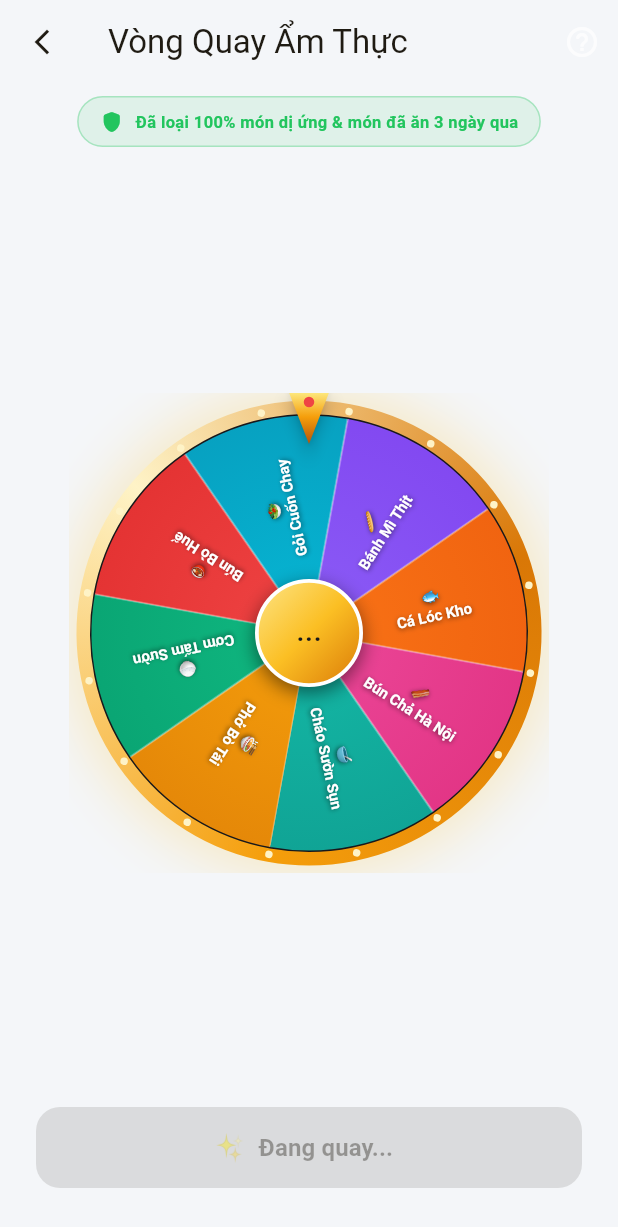
After one commit to longcacrypto-afk/taste-of-vietnam, a Flutter app: the SpinWheelScreen screen opened directly, after a tap on "QUAY", on a phone screen of 412 x 824 dp. The commit adds this screen. Shown: the top 1227 px of the screen. Run offline on Flutter 3.47's test engine with Material 3 defaults, Android fonts, the phone set to English and light mode, and no system bars; network calls fail; Roboto replaces fonts that are missing (Be Vietnam Pro); statements that could not run were skipped.

Commit message:
✨ Research & upgrade Spin Wheel UI: 3D metallic gold bezel, 8 radial segments & physics deceleration (Web + Flutter 16 screens, 6,508 LOC)

```diff
--- a/mobile-flutter/lib/main.dart
+++ b/mobile-flutter/lib/main.dart
@@ -12,6 +12,7 @@ import 'screens/mam_ai_chef_screen.dart';
 import 'screens/map_places_screen.dart';
 import 'screens/meal_plan_screen.dart';
 import 'screens/group_poll_screen.dart';
+import 'screens/spin_wheel_screen.dart';
 import 'screens/booking_screen.dart';
 import 'screens/cultural_story_screen.dart';
 import 'screens/food_trail_screen.dart';
@@ -147,6 +148,15 @@ class _MainShellScreenState extends State<MainShellScreen> {
             ),
           ),
           ListTile(
+            leading: const Text('🎲', style: TextStyle(fontSize: 22)),
+            title: const Text('Vòng Quay Món Ăn (M3-S03)', style: TextStyle(fontWeight: FontWeight.w700)),
+            subtitle: const Text('Quay 8 món ngẫu nhiên · 3D Luxury Bezel', style: TextStyle(fontSize: 11)),
+            onTap: () {
+              Navigator.pop(context);
+              Navigator.push(context, MaterialPageRoute(builder: (_) => const SpinWheelScreen()));
+            },
+          ),
+          ListTile(
             leading: const Icon(Icons.calendar_today_rounded, color: AppTheme.amberDark),
             title: const Text('📅 Kế Hoạch 7 Ngày (M11)', style: TextStyle(fontWeight: FontWeight.w700)),
             subtitle: const Text('Thực đơn & Giỏ đi chợ gộp', style: TextStyle(fontSize: 11)),
--- /dev/null
+++ b/mobile-flutter/lib/screens/spin_wheel_screen.dart
@@ -0,0 +1,523 @@
+// =============================================================================
+// M3-S03 LUCKY FOOD SPIN WHEEL SCREEN (VÒNG QUAY ẨM THỰC CAO CẤP)
+// Thiết kế 3D Metallic Bezel + Physics Deceleration + Hard Allergy Guard
+// =============================================================================
+
+import 'dart:math' as math;
+import 'package:flutter/material.dart';
+import '../theme/app_theme.dart';
+import '../services/api_service.dart';
+
+class SpinWheelScreen extends StatefulWidget {
+  const SpinWheelScreen({super.key});
+
+  @override
+  State<SpinWheelScreen> createState() => _SpinWheelScreenState();
+}
+
+class _SpinWheelScreenState extends State<SpinWheelScreen>
+    with SingleTickerProviderStateMixin {
+  late AnimationController _spinCtrl;
+  late Animation<double> _spinAnim;
+
+  double _currentAngle = 0.0;
+  bool _isSpinning = false;
+  Map<String, dynamic>? _selectedDish;
+
+  // 8 Món ăn tiêu biểu đã qua bộ lọc dị ứng & cooldown 3 ngày
+  final List<Map<String, dynamic>> _wheelItems = [
+    {'name': 'Phở Bò Tái', 'emoji': '🍜', 'color1': Color(0xFFF59E0B), 'color2': Color(0xFFD97706), 'cal': 480, 'price': '55.000đ', 'place': 'Phở Gia Truyền Phát Tài · 400m'},
+    {'name': 'Cơm Tấm Sườn', 'emoji': '🍚', 'color1': Color(0xFF10B981), 'color2': Color(0xFF059669), 'cal': 620, 'price': '50.000đ', 'place': 'Cơm Tấm Sài Gòn Xưa · 550m'},
+    {'name': 'Bún Bò Huế', 'emoji': '🍲', 'color1': Color(0xFFEF4444), 'color2': Color(0xFFDC2626), 'cal': 520, 'price': '60.000đ', 'place': 'Quán O Xuân · 800m'},
+    {'name': 'Gỏi Cuốn Chay', 'emoji': '🥗', 'color1': Color(0xFF06B6D4), 'color2': Color(0xFF0891B2), 'cal': 310, 'price': '40.000đ', 'place': 'Bếp Chay An Lạc · 1.2km'},
+    {'name': 'Bánh Mì Thịt', 'emoji': '🥖', 'color1': Color(0xFF8B5CF6), 'color2': Color(0xFF7C3AED), 'cal': 420, 'price': '25.000đ', 'place': 'Bánh Mì Bảy Hổ · 300m'},
+    {'name': 'Cá Lóc Kho', 'emoji': '🐟', 'color1': Color(0xFFF97316), 'color2': Color(0xFFEA580C), 'cal': 380, 'price': '45.000đ', 'place': 'Cơm Niêu Đồng Quê · 1.5km'},
+    {'name': 'Bún Chả Hà Nội', 'emoji': '🥓', 'color1': Color(0xFFEC4899), 'color2': Color(0xFFDB2777), 'cal': 540, 'price': '50.000đ', 'place': 'Bún Chả Phố Cổ · 950m'},
+    {'name': 'Cháo Sườn Sụn', 'emoji': '🥣', 'color1': Color(0xFF14B8A6), 'color2': Color(0xFF0D9488), 'cal': 350, 'price': '35.000đ', 'place': 'Cháo Sườn Cô Giang · 600m'},
+  ];
+
+  @override
+  void initState() {
+    super.initState();
+    _spinCtrl = AnimationController(
+      vsync: this,
+      duration: const Duration(milliseconds: 4500),
+    );
+
+    _spinAnim = CurvedAnimation(
+      parent: _spinCtrl,
+      curve: Curves.easeOutCubic,
+    );
+
+    _spinCtrl.addListener(() {
+      setState(() {
+        _currentAngle = _spinAnim.value;
+      });
+    });
+
+    _spinCtrl.addStatusListener((status) {
+      if (status == AnimationStatus.completed) {
+        setState(() {
+          _isSpinning = false;
+          _determineWinner();
+        });
+      }
+    });
+  }
+
+  @override
+  void dispose() {
+    _spinCtrl.dispose();
+    super.dispose();
+  }
+
+  void _spinWheel() {
+    if (_isSpinning) return;
+
+    setState(() {
+      _isSpinning = true;
+      _selectedDish = null;
+    });
+
+    // Quay ngẫu nhiên từ 5 đến 8 vòng đầy đủ + góc phụ
+    final randomExtraTurns = 5 + math.Random().nextInt(4);
+    final randomTargetIndex = math.Random().nextInt(_wheelItems.length);
+    final segmentAngle = (2 * math.pi) / _wheelItems.length;
+
+    // Vị trí con trỏ ở đỉnh (top = 3*pi/2 hoặc 270 độ)
+    final targetAngle = (randomExtraTurns * 2 * math.pi) +
+        (randomTargetIndex * segmentAngle) +
+        (segmentAngle / 2);
+
+    _spinAnim = Tween<double>(
+      begin: _currentAngle % (2 * math.pi),
+      end: _currentAngle + targetAngle,
+    ).animate(CurvedAnimation(parent: _spinCtrl, curve: Curves.easeOutCubic));
+
+    _spinCtrl.reset();
+    _spinCtrl.forward();
+  }
+
+  void _determineWinner() {
+    // Góc chuẩn hóa
+    final normalizedAngle = (_currentAngle) % (2 * math.pi);
+    final segmentAngle = (2 * math.pi) / _wheelItems.length;
+
+    // Con trỏ đặt ở đỉnh 12h (270 độ = 3*pi/2)
+    final pointerAngle = (3 * math.pi / 2 - normalizedAngle) % (2 * math.pi);
+    final positivePointer = pointerAngle < 0 ? pointerAngle + 2 * math.pi : pointerAngle;
+    final winningIndex = (positivePointer / segmentAngle).floor() % _wheelItems.length;
+
+    _selectedDish = _wheelItems[winningIndex];
+
+    _showWinningDialog(_selectedDish!);
+  }
+
+  void _showWinningDialog(Map<String, dynamic> dish) {
+    showDialog(
+      context: context,
+      builder: (_) => Dialog(
+        backgroundColor: AppTheme.charcoalHero,
+        shape: RoundedRectangleBorder(borderRadius: BorderRadius.circular(24)),
+        child: Padding(
+          padding: const EdgeInsets.all(24),
+          child: Column(
+            mainAxisSize: MainAxisSize.min,
+            children: [
+              Container(
+                width: 80,
+                height: 80,
+                decoration: BoxDecoration(
+                  color: AppTheme.goldenAmber.withOpacity(0.15),
+                  shape: BoxShape.circle,
+                  border: Border.all(color: AppTheme.goldenAmber, width: 2),
+                ),
+                child: Center(
+                  child: Text(dish['emoji'], style: const TextStyle(fontSize: 42)),
+                ),
+              ),
+              const SizedBox(height: 14),
+              const Text('🎉 MĂM CHỌN CHO BẠN!',
+                  style: TextStyle(color: AppTheme.goldenAmber, fontSize: 13, fontWeight: FontWeight.bold, letterSpacing: 1.2)),
+              const SizedBox(height: 6),
+              Text(
+                dish['name'],
+                style: const TextStyle(color: Colors.white, fontSize: 20, fontWeight: FontWeight.w900),
+                textAlign: TextAlign.center,
+              ),
+              const SizedBox(height: 8),
+              Row(
+                mainAxisAlignment: MainAxisAlignment.center,
+                children: [
+                  _chip('🔥 ${dish['cal']} kcal', AppTheme.goldenAmber),
+                  const SizedBox(width: 8),
+                  _chip('💰 ${dish['price']}', AppTheme.emeraldBadge),
+                ],
+              ),
+              const SizedBox(height: 12),
+              Container(
+                padding: const EdgeInsets.all(12),
+                decoration: BoxDecoration(
+                  color: AppTheme.surfaceElevated,
+                  borderRadius: BorderRadius.circular(12),
+                ),
+                child: Row(
+                  children: [
+                    const Icon(Icons.location_on_rounded, color: AppTheme.goldenAmber, size: 18),
+                    const SizedBox(width: 8),
+                    Expanded(
+                      child: Text(
+                        dish['place'],
+                        style: const TextStyle(fontSize: 11, color: Colors.white70),
+                      ),
+                    ),
+                  ],
+                ),
+              ),
+              const SizedBox(height: 20),
+              Row(
+                children: [
+                  Expanded(
+                    child: OutlinedButton(
+                      onPressed: () {
+                        Navigator.pop(context);
+                        _spinWheel();
+                      },
+                      style: OutlinedButton.styleFrom(
+                        foregroundColor: Colors.white70,
+                        side: const BorderSide(color: Color(0xFF3F3F46)),
+                        shape: RoundedRectangleBorder(borderRadius: BorderRadius.circular(12)),
+                        padding: const EdgeInsets.symmetric(vertical: 12),
+                      ),
+                      child: const Text('Quay Lại', style: TextStyle(fontSize: 12)),
+                    ),
+                  ),
+                  const SizedBox(width: 10),
+                  Expanded(
+                    child: ElevatedButton(
+                      onPressed: () {
+                        Navigator.pop(context);
+                        Navigator.pop(context); // Quay về xem chi tiết
+                      },
+                      style: ElevatedButton.styleFrom(
+                        backgroundColor: AppTheme.goldenAmber,
+                        foregroundColor: Colors.black,
+                        shape: RoundedRectangleBorder(borderRadius: BorderRadius.circular(12)),
+                        padding: const EdgeInsets.symmetric(vertical: 12),
+                      ),
+                      child: const Text('Ăn Món Này', style: TextStyle(fontSize: 12, fontWeight: FontWeight.bold)),
+                    ),
+                  ),
+                ],
+              ),
+            ],
+          ),
+        ),
+      ),
+    );
+  }
+
+  Widget _chip(String label, Color col) => Container(
+        padding: const EdgeInsets.symmetric(horizontal: 10, vertical: 4),
+        decoration: BoxDecoration(
+          color: col.withOpacity(0.15),
+          borderRadius: BorderRadius.circular(20),
+          border: Border.all(color: col.withOpacity(0.3)),
+        ),
+        child: Text(label, style: TextStyle(color: col, fontSize: 11, fontWeight: FontWeight.bold)),
+      );
+
+  @override
+  Widget build(BuildContext context) {
+    return Scaffold(
+      backgroundColor: AppTheme.bgPage,
+      appBar: AppBar(
+        backgroundColor: AppTheme.bgPage,
+        elevation: 0,
+        leading: IconButton(
+          icon: const Icon(Icons.arrow_back_ios_new, size: 20),
+          onPressed: () => Navigator.pop(context),
+        ),
+        title: Text('Vòng Quay Ẩm Thực', style: AppTheme.titleLarge),
+        actions: [
+          IconButton(
+            icon: const Icon(Icons.help_outline_rounded, color: Colors.white70),
+            onPressed: () => ScaffoldMessenger.of(context).showSnackBar(
+              const SnackBar(content: Text('🛡️ Tất cả 8 món trên vòng quay đã qua bộ lọc dị ứng & cooldown 3 ngày!')),
+            ),
+          ),
+        ],
+      ),
+      body: Column(
+        children: [
+          // ─── BỘ LỌC BẢO VỆ DỊ ỨNG & COOLDOWN ─────────────────────
+          Container(
+            margin: const EdgeInsets.symmetric(horizontal: 20, vertical: 8),
+            padding: const EdgeInsets.symmetric(horizontal: 14, vertical: 8),
+            decoration: BoxDecoration(
+              color: AppTheme.emeraldBadge.withOpacity(0.1),
+              borderRadius: BorderRadius.circular(20),
+              border: Border.all(color: AppTheme.emeraldBadge.withOpacity(0.3)),
+            ),
+            child: const Row(
+              mainAxisSize: MainAxisSize.min,
+              children: [
+                Icon(Icons.shield_rounded, color: AppTheme.emeraldBadge, size: 16),
+                SizedBox(width: 8),
+                Text(
+                  'Đã loại 100% món dị ứng & món đã ăn 3 ngày qua',
+                  style: TextStyle(color: AppTheme.emeraldBadge, fontSize: 11, fontWeight: FontWeight.bold),
+                ),
+              ],
+            ),
+          ),
+
+          const Spacer(),
+
+          // ─── VÒNG QUAY 3D CUSTOM PAINTER ─────────────────────────
+          Center(
+            child: SizedBox(
+              width: 320,
+              height: 320,
+              child: Stack(
+                alignment: Alignment.center,
+                children: [
+                  // Outer Golden Bezel Glow Shadow
+                  Container(
+                    width: 316,
+                    height: 316,
+                    decoration: BoxDecoration(
+                      shape: BoxShape.circle,
+                      boxShadow: [
+                        BoxShadow(
+                          color: AppTheme.goldenAmber.withOpacity(0.25),
+                          blurRadius: 32,
+                          spreadRadius: 4,
+                        ),
+                      ],
+                    ),
+                  ),
+
+                  // The Spinning Wheel
+                  Transform.rotate(
+                    angle: _currentAngle,
+                    child: CustomPaint(
+                      size: const Size(310, 310),
+                      painter: _LuxuryWheelPainter(items: _wheelItems),
+                    ),
+                  ),
+
+                  // Center Hub Button (Embossed Metallic "QUAY")
+                  GestureDetector(
+                    onTap: _isSpinning ? null : _spinWheel,
+                    child: Container(
+                      width: 72,
+                      height: 72,
+                      decoration: BoxDecoration(
+                        shape: BoxShape.circle,
+                        gradient: const LinearGradient(
+                          colors: [Color(0xFFFDE68A), Color(0xFFFBBF24), Color(0xFFD97706)],
+                          begin: Alignment.topLeft,
+                          end: Alignment.bottomRight,
+                        ),
+                        boxShadow: [
+                          BoxShadow(
+                            color: Colors.black.withOpacity(0.5),
+                            blurRadius: 10,
+                            offset: const Offset(0, 4),
+                          ),
+                        ],
+                        border: Border.all(color: Colors.white, width: 2.5),
+                      ),
+                      child: Center(
+                        child: Text(
+                          _isSpinning ? '...' : 'QUAY',
+                          style: const TextStyle(
+                            color: Color(0xFF18181B),
+                            fontWeight: FontWeight.w900,
+                            fontSize: 15,
+                            letterSpacing: 1.2,
+                          ),
+                        ),
+                      ),
+                    ),
+                  ),
+
+                  // Top Pointer Indicator (12 o'clock downward arrow)
+                  Positioned(
+                    top: -2,
+                    child: CustomPaint(
+                      size: const Size(28, 36),
+                      painter: _WheelPointerPainter(),
+                    ),
+                  ),
+                ],
+              ),
+            ),
+          ),
+
+          const Spacer(),
+
+          // ─── CTA NÚT BẤM DƯỚI CÙNG ──────────────────────────────
+          Padding(
+            padding: const EdgeInsets.fromLTRB(24, 0, 24, 32),
+            child: ElevatedButton.icon(
+              onPressed: _isSpinning ? null : _spinWheel,
+              icon: const Text('✨', style: TextStyle(fontSize: 18)),
+              label: Text(
+                _isSpinning ? 'Đang quay...' : 'Quay Chọn Món Ngay',
+                style: const TextStyle(fontSize: 16, fontWeight: FontWeight.bold),
+              ),
+              style: ElevatedButton.styleFrom(
+                backgroundColor: AppTheme.goldenAmber,
+                foregroundColor: Colors.black,
+                minimumSize: const Size.fromHeight(54),
+                shape: RoundedRectangleBorder(borderRadius: BorderRadius.circular(16)),
+                elevation: 4,
+              ),
+            ),
+          ),
+        ],
+      ),
+    );
+  }
+}
+
+// ─── CUSTOM PAINTER: LUXURY 8-SEGMENT WHEEL ──────────────────────────────────
+class _LuxuryWheelPainter extends CustomPainter {
+  final List<Map<String, dynamic>> items;
+
+  _LuxuryWheelPainter({required this.items});
+
+  @override
+  void paint(Canvas canvas, Size size) {
+    final center = Offset(size.width / 2, size.height / 2);
+    final radius = size.width / 2;
+    final segmentAngle = (2 * math.pi) / items.length;
+
+    // 1. Draw outer metallic rim
+    final rimPaint = Paint()
+      ..shader = const SweepGradient(
+        colors: [
+          Color(0xFFF59E0B),
+          Color(0xFFFEF3C7),
+          Color(0xFFD97706),
+          Color(0xFFF59E0B),
+        ],
+      ).createShader(Rect.fromCircle(center: center, radius: radius))
+      ..style = PaintingStyle.stroke
+      ..strokeWidth = 10;
+
+    canvas.drawCircle(center, radius - 5, rimPaint);
+
+    // Inner rim line
+    final innerRimPaint = Paint()
+      ..color = const Color(0xFF18181B)
+      ..style = PaintingStyle.stroke
+      ..strokeWidth = 2;
+    canvas.drawCircle(center, radius - 10, innerRimPaint);
+
+    // 2. Draw 8 radial segments
+    final sliceRadius = radius - 10;
+    for (int i = 0; i < items.length; i++) {
+      final startAngle = i * segmentAngle;
+      final item = items[i];
+
+      final segmentPaint = Paint()
+        ..shader = RadialGradient(
+          colors: [item['color1'] as Color, item['color2'] as Color],
+          center: Alignment.center,
+          radius: 0.9,
+        ).createShader(Rect.fromCircle(center: center, radius: sliceRadius))
+        ..style = PaintingStyle.fill;
+
+      canvas.drawArc(
+        Rect.fromCircle(center: center, radius: sliceRadius),
+        startAngle,
+        segmentAngle,
+        true,
+        segmentPaint,
+      );
+
+      // Segment separator line
+      final linePaint = Paint()
+        ..color = Colors.white.withOpacity(0.3)
+        ..strokeWidth = 1.5;
+      final x = center.dx + sliceRadius * math.cos(startAngle);
+      final y = center.dy + sliceRadius * math.sin(startAngle);
+      canvas.drawLine(center, Offset(x, y), linePaint);
+
+      // Draw Emoji and Text along segment center line
+      final midAngle = startAngle + segmentAngle / 2;
+      canvas.save();
+      canvas.translate(center.dx, center.dy);
+      canvas.rotate(midAngle);
+
+      // Emoji at radius * 0.72
+      final textPainter = TextPainter(
+        text: TextSpan(
+          text: '${item['emoji']}\n${item['name']}',
+          style: const TextStyle(
+            color: Colors.white,
+            fontSize: 10,
+            fontWeight: FontWeight.bold,
+            height: 1.2,
+            shadows: [Shadow(color: Colors.black54, blurRadius: 4, offset: Offset(0, 1))],
+          ),
+        ),
+        textAlign: TextAlign.center,
+        textDirection: TextDirection.ltr,
+      );
+      textPainter.layout();
+      textPainter.paint(
+        canvas,
+        Offset(sliceRadius * 0.58 - textPainter.width / 2, -textPainter.height / 2),
+      );
+
+      canvas.restore();
+    }
+
+    // 3. Draw 16 golden decorative rivets around the outer rim
+    final rivetPaint = Paint()..color = const Color(0xFFFEF3C7);
+    for (int i = 0; i < 16; i++) {
+      final angle = i * (2 * math.pi / 16);
+      final rx = center.dx + (radius - 5) * math.cos(angle);
+      final ry = center.dy + (radius - 5) * math.sin(angle);
+      canvas.drawCircle(Offset(rx, ry), 2.5, rivetPaint);
+    }
+  }
+
+  @override
+  bool shouldRepaint(covariant CustomPainter oldDelegate) => false;
+}
+
+// ─── POINTER ARROW PAINTER (TOP 12 O'CLOCK) ──────────────────────────────────
+class _WheelPointerPainter extends CustomPainter {
+  @override
+  void paint(Canvas canvas, Size size) {
+    final path = Path()
+      ..moveTo(size.width / 2, size.height) // Bottom point of arrow
+      ..lineTo(0, 0) // Top left
+      ..lineTo(size.width, 0) // Top right
+      ..close();
+
+    final paint = Paint()
+      ..shader = const LinearGradient(
+        colors: [Color(0xFFFEF08A), Color(0xFFF59E0B), Color(0xFFB45309)],
+        begin: Alignment.topCenter,
+        end: Alignment.bottomCenter,
+      ).createShader(Rect.fromLTWH(0, 0, size.width, size.height))
+      ..style = PaintingStyle.fill;
+
+    // Drop shadow
+    canvas.drawShadow(path, Colors.black, 4, true);
+    canvas.drawPath(path, paint);
+
+    // Glowing center gem on top of arrow
+    final gemPaint = Paint()..color = const Color(0xFFEF4444);
+    canvas.drawCircle(Offset(size.width / 2, 8), 3.5, gemPaint);
+  }
+
+  @override
+  bool shouldRepaint(covariant CustomPainter oldDelegate) => false;
+}
```
Also changed, not shown: mobile-flutter/lib/screens/today_home_screen.dart (+7 -1 lines), 2 other files.
